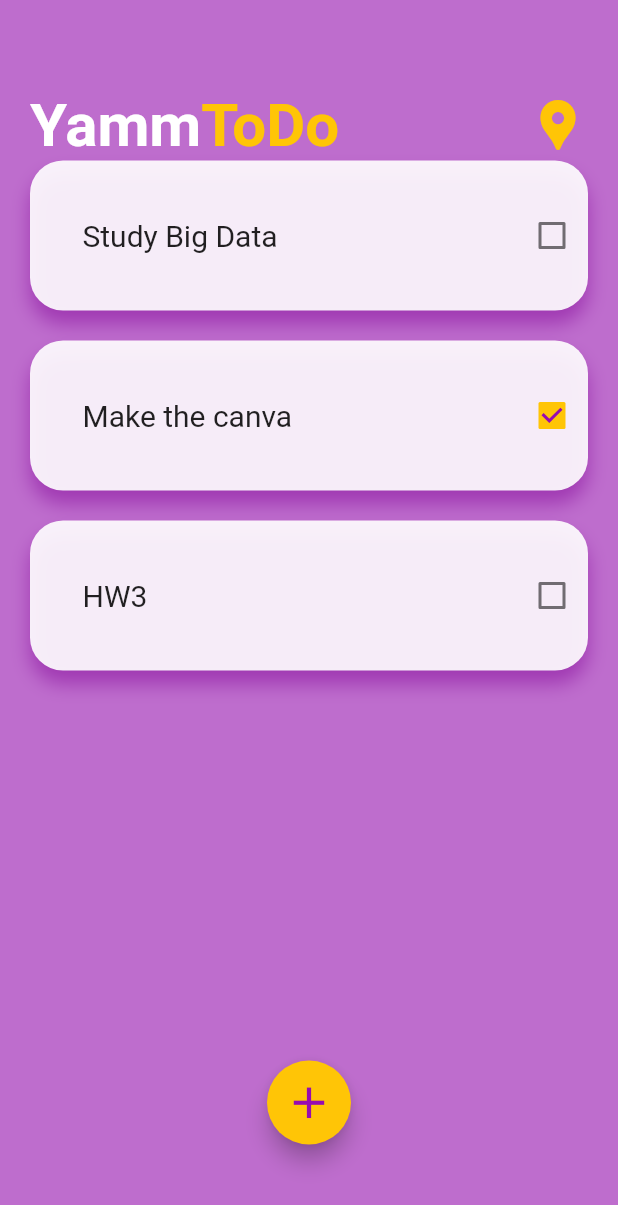
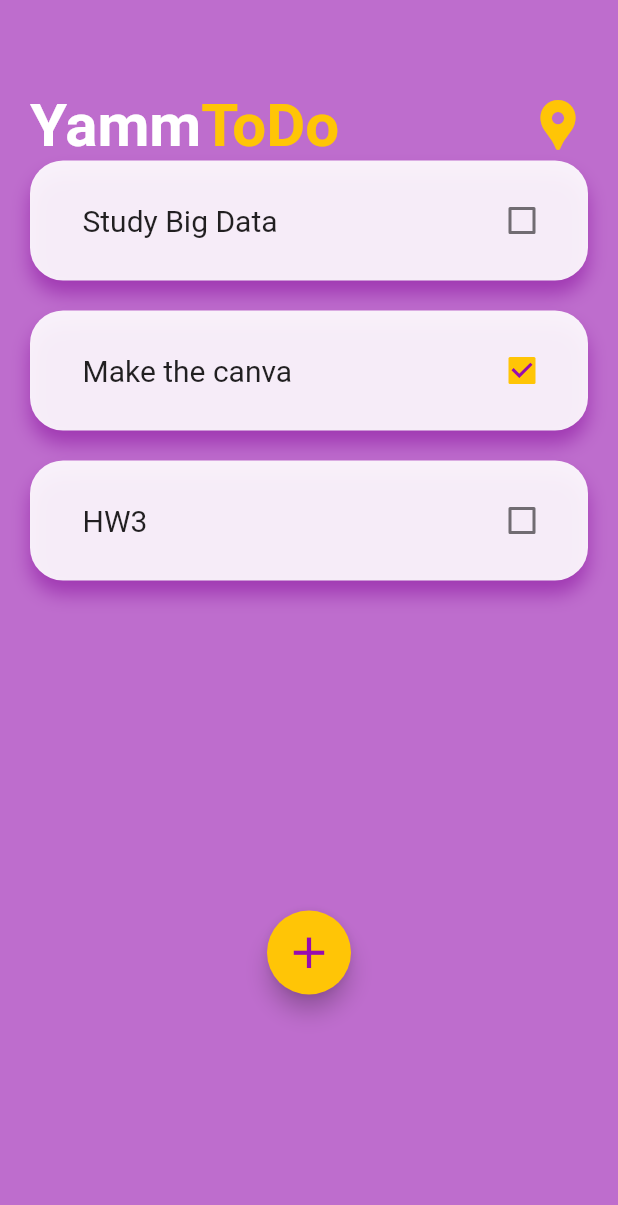
Before and after one commit to v5ln/Task-Yamm, a Flutter app: the Home screen opened directly, on a phone screen of 412 x 824 dp. Shown: the top 1205 px of the screen. Run offline on Flutter 3.47's test engine with Material 2 defaults, Android fonts, the phone set to English and light mode, and no system bars; our stand-ins replace get, google_maps_flutter; missing offline and left inert: google_map_location_picker_flutter, maps_toolkit.

Commit message:
last chick up

```diff
--- a/todo_yamm/lib/model/Users.dart
+++ b/todo_yamm/lib/model/Users.dart
@@ -4,7 +4,7 @@ import 'UserModel.dart';
 
 class Users {
   static List<UserModel> UsersList = [
-    UserModel(username: "omar", password: "xx123"),
+    UserModel(username: "1", password: "1"),
   ];
 
   static bool verifyUser(UserModel user) {
--- a/todo_yamm/lib/widget/Items.dart
+++ b/todo_yamm/lib/widget/Items.dart
@@ -30,7 +30,7 @@ class _ItemsState extends State<Items> {
   @override
   Widget build(BuildContext context) {
     return Container(
-      height: 600,
+      height: 500,
       child: Consumer<ItemList>(
         builder: (context, Data, child) {
           return ListView.builder(
@@ -51,11 +51,9 @@ class _ItemsState extends State<Items> {
                     }),
                     child: Container(
                         padding: const EdgeInsets.only(
-                          top: 15,
-                          bottom: 15,
-                        ),
+                            top: 15, bottom: 15, left: 35, right: 20),
                         margin: EdgeInsets.only(bottom: 20),
-                        height: 100,
+                        height: 80,
                         decoration: const BoxDecoration(
                             color: Color.fromARGB(231, 255, 255, 255),
                             boxShadow: [
@@ -70,14 +68,11 @@ class _ItemsState extends State<Items> {
                         child: Row(
                           mainAxisAlignment: MainAxisAlignment.spaceBetween,
                           children: [
-                            Padding(
-                              padding: const EdgeInsets.only(left: 35),
-                              child: Text(
-                                  style: TextStyle(
-                                    fontSize: 20,
-                                  ),
-                                  Data.ItemsData[index].name),
-                            ),
+                            Text(
+                                style: TextStyle(
+                                  fontSize: 20,
+                                ),
+                                Data.ItemsData[index].name),
                             Checkbox(
                               checkColor: Color.fromARGB(255, 151, 11, 176),
                               // fillColor: MaterialStateProperty.resolveWith(getColor),
--- a/todo_yamm/lib/widget/add_item.dart
+++ b/todo_yamm/lib/widget/add_item.dart
@@ -23,7 +23,7 @@ class _add_itemState extends State<add_item> {
       ),
     );
   }
-    add() => showModalBottomSheet(
+    Future add() => showModalBottomSheet(
         isScrollControlled: true,
         isDismissible: true,
         context: context,
```
Also changed, not shown: 4 other files.
